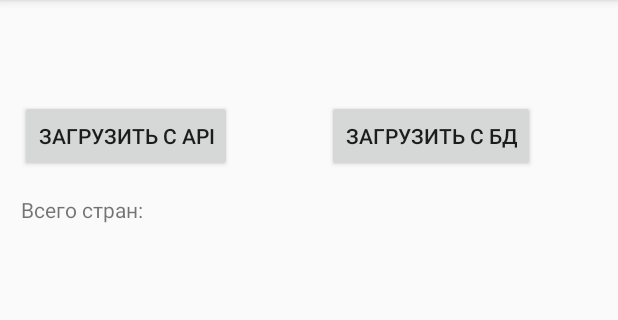
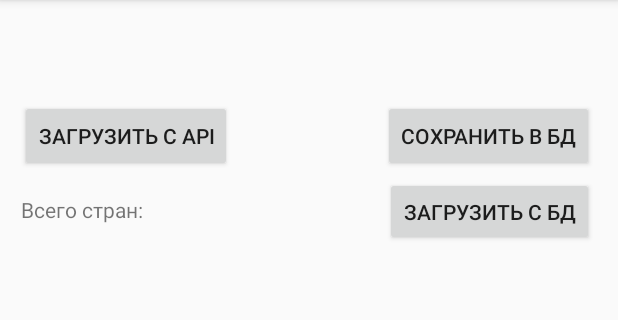
Before and after one commit to fasgetz/MobileDevelop_Practice-13, an Android app: the screen it shows after launch (MainActivity3), on a phone screen of 412 x 824 dp, the part 84-404 px from its top. Run offline under Robolectric (Android 15) with nearby library versions, the phone set to English and light mode, and no system bars; our stand-ins replace Room's generated code; libraries missing offline, so code that uses them is left out: com.jakewharton.retrofit2.

Commit message:
finished work

```diff
--- a/app/src/main/res/layout/activity_main3.xml
+++ b/app/src/main/res/layout/activity_main3.xml
@@ -23,13 +23,27 @@
         android:id="@+id/button2"
         android:layout_width="wrap_content"
         android:layout_height="wrap_content"
-        android:text="Загрузить с БД"
+        android:text="Сохранить в БД"
+        android:onClick="SaveDb"
         app:layout_constraintBottom_toBottomOf="parent"
         app:layout_constraintEnd_toEndOf="parent"
-        app:layout_constraintHorizontal_bias="0.798"
+        app:layout_constraintHorizontal_bias="0.941"
         app:layout_constraintStart_toStartOf="parent"
         app:layout_constraintTop_toTopOf="parent"
         app:layout_constraintVertical_bias="0.093" />
+
+    <Button
+        android:id="@+id/button3"
+        android:layout_width="139dp"
+        android:layout_height="46dp"
+        android:text="Загрузить с БД"
+        android:onClick="LoadOnDb"
+        app:layout_constraintBottom_toBottomOf="parent"
+        app:layout_constraintEnd_toEndOf="parent"
+        app:layout_constraintHorizontal_bias="0.941"
+        app:layout_constraintStart_toStartOf="parent"
+        app:layout_constraintTop_toTopOf="parent"
+        app:layout_constraintVertical_bias="0.163" />
 
     <androidx.recyclerview.widget.RecyclerView
         android:id="@+id/list"
```
Also changed, not shown: app/src/main/java/com/example/retrofitkotlin/ApiGetTestRecycle/MainActivity3.kt (+111 -2 lines).
